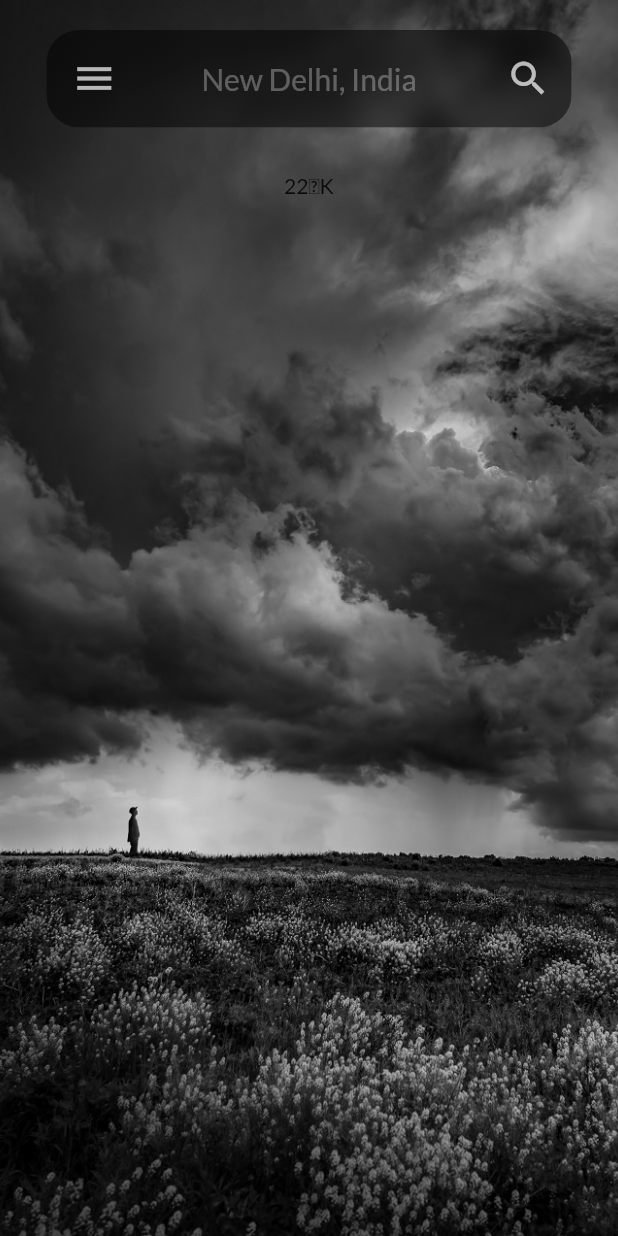
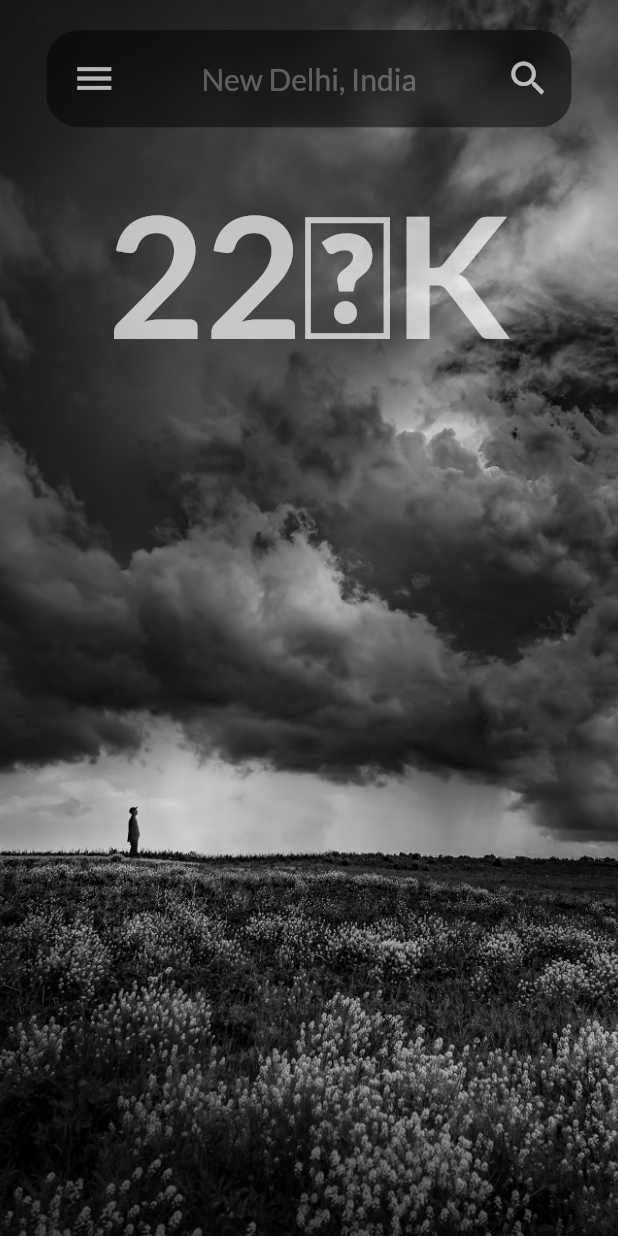
Before and after one commit to PrianshuRai/Weather, a Flutter app: the screen it shows after launch, on a phone screen of 412 x 824 dp. Run offline on Flutter 3.47's test engine with Material 2 defaults, Android fonts, the phone set to English and light mode, and no system bars; our stand-ins replace google_fonts.

Commit message:
temperature hard text added

```diff
--- a/lib/landing.dart
+++ b/lib/landing.dart
@@ -121,7 +121,10 @@ class _LandingState extends State<Landing> {
         RichText(
           text: TextSpan(
             text: "22",
-              style: DefaultTextStyle.of(context).style,
+            style: GoogleFonts.getFont('Lato',
+                textStyle: Theme.of(context).textTheme.headline1,
+                color: Colors.white.withOpacity(.7),
+                fontWeight: FontWeight.w700),
             children: [
               const TextSpan(text: '\u2109'),
               query["units"] == 'metrics'
@@ -129,7 +132,8 @@ class _LandingState extends State<Landing> {
                   : query["units"] == "imperial"
                       ? const TextSpan(text: "F")
                       : const TextSpan(text: "K")
-              ]),
+            ],
+          ),
         ),
       ],
     );
```
Lines whose indentation alone changed are shown as unchanged.
